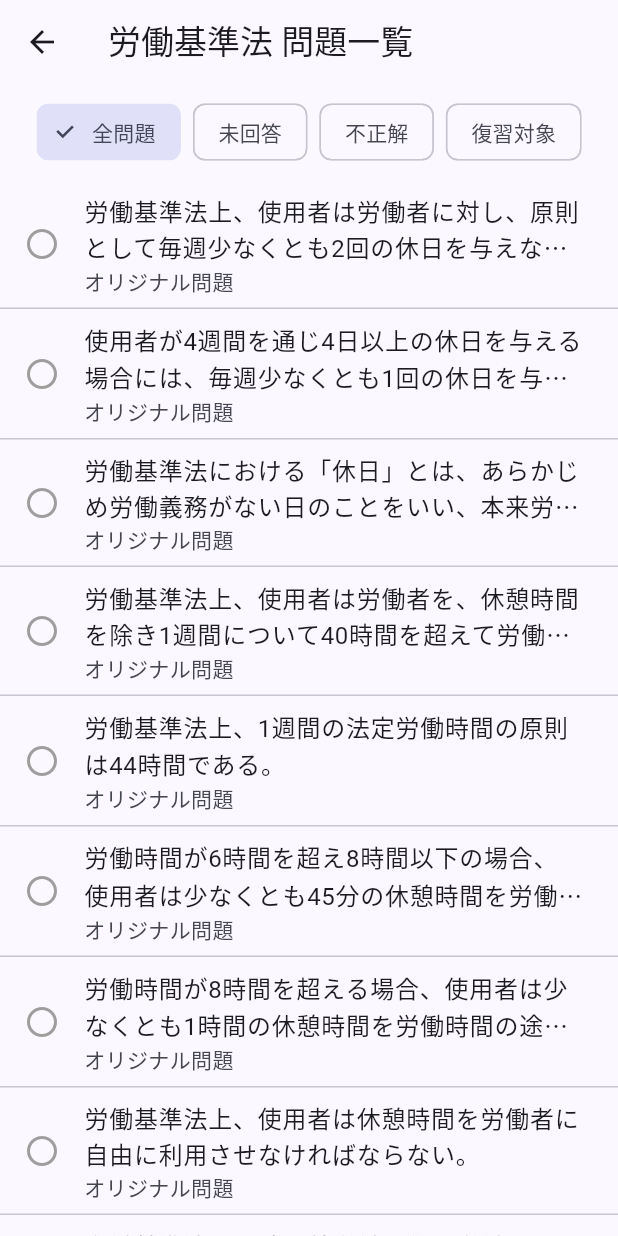
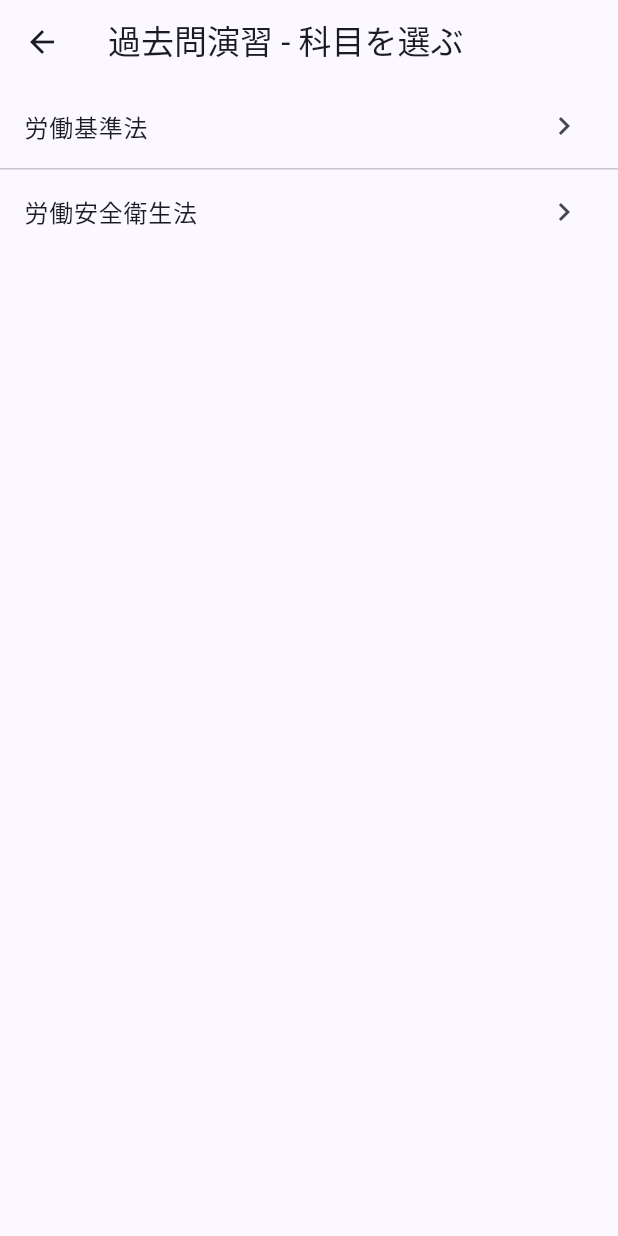
Before and after one commit to azygosgos/azysharoushi_app, a Flutter app: the screen it shows after launch, after a tap on "過去問演習", on a phone screen of 412 x 824 dp. Run offline on Flutter 3.47's test engine with Material 3 defaults, Android fonts, the phone set to English and light mode, and no system bars; our stand-ins replace flutter_riverpod, hive_ce_flutter, shared_preferences; accounts and stored records are empty; statements that could not run were skipped.

Commit message:
過去問演習に科目選択画面を追加(複数科目への対応)
ホーム画面の「過去問演習」ボタンが労働基準法に決め打ちされており、既に
追加済みの労働安全衛生法の問題(259問)がこの画面から開けなかった。
今後さらに科目(労災保険法等)を追加していく前提として、科目一覧画面
(SubjectListScreen)を挟む形に変更した。

Co-Authored-By: Claude Sonnet 5 <noreply@anthropic.com>

```diff
--- a/lib/screens/home_screen.dart
+++ b/lib/screens/home_screen.dart
@@ -7,16 +7,13 @@ import '../providers/repository_providers.dart';
 import '../widgets/menu_button.dart';
 import '../widgets/stat_card.dart';
 import 'article_list_screen.dart';
-import 'question_list_screen.dart';
 import 'question_screen.dart';
 import 'quiz_start_screen.dart';
+import 'subject_list_screen.dart';
 import 'today_review_screen.dart';
 
-/// 労働基準法の科目ID。Phase1では科目がこれ1つだけなので直接指定する。
-/// (将来、複数科目に対応するときは科目選択画面を挟む形に変更する)
-const String kRoudouKijunhouSubjectId = 'sub_roudoukijunhou';
-
-/// 労働基準法の法律ID。科目IDと同様、Phase2時点では法律がこれ1つだけなので直接指定する。
+/// 労働基準法の法律ID。法律は今のところこれ1つだけなので直接指定する。
+/// (将来、法律が増えたら過去問演習と同様に法律選択画面を挟む形に変更する)
 const String kRoudouKijunhouLawId = 'law_roudoukijunhou';
 
 class HomeScreen extends ConsumerStatefulWidget {
@@ -185,12 +182,7 @@ class _HomeScreenState extends ConsumerState<HomeScreen> {
               icon: Icons.edit_note,
               onPressed: () {
                 Navigator.of(context).push(
-                  MaterialPageRoute(
-                    builder: (_) => const QuestionListScreen(
-                      subjectId: kRoudouKijunhouSubjectId,
-                      subjectName: '労働基準法',
-                    ),
-                  ),
+                  MaterialPageRoute(builder: (_) => const SubjectListScreen()),
                 );
               },
             ),
--- /dev/null
+++ b/lib/screens/subject_list_screen.dart
@@ -0,0 +1,43 @@
+import 'package:flutter/material.dart';
+import 'package:flutter_riverpod/flutter_riverpod.dart';
+
+import '../providers/repository_providers.dart';
+import 'question_list_screen.dart';
+
+/// 過去問演習の科目選択画面。科目が増えてきたので、
+/// ホーム画面から直接1科目に決め打ちするのではなく、ここで選んでもらう。
+class SubjectListScreen extends ConsumerWidget {
+  const SubjectListScreen({super.key});
+
+  @override
+  Widget build(BuildContext context, WidgetRef ref) {
+    final subjects = ref.watch(referenceRepositoryProvider).getSubjects();
+
+    return Scaffold(
+      appBar: AppBar(title: const Text('過去問演習 - 科目を選ぶ')),
+      body: SafeArea(
+        child: ListView.separated(
+          itemCount: subjects.length,
+          separatorBuilder: (_, __) => const Divider(height: 1),
+          itemBuilder: (context, index) {
+            final subject = subjects[index];
+            return ListTile(
+              title: Text(subject.name),
+              trailing: const Icon(Icons.chevron_right),
+              onTap: () {
+                Navigator.of(context).push(
+                  MaterialPageRoute(
+                    builder: (_) => QuestionListScreen(
+                      subjectId: subject.id,
+                      subjectName: subject.name,
+                    ),
+                  ),
+                );
+              },
+            );
+          },
+        ),
+      ),
+    );
+  }
+}
```
